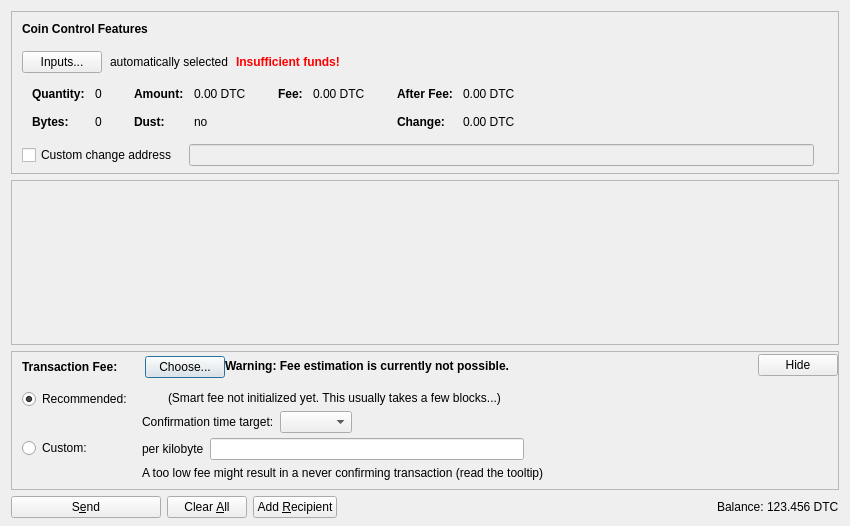
This is src/qt/forms/sendcoinsdialog.ui in nkpatro/catcoin as Qt 5 draws it before an edit. The edited form follows.
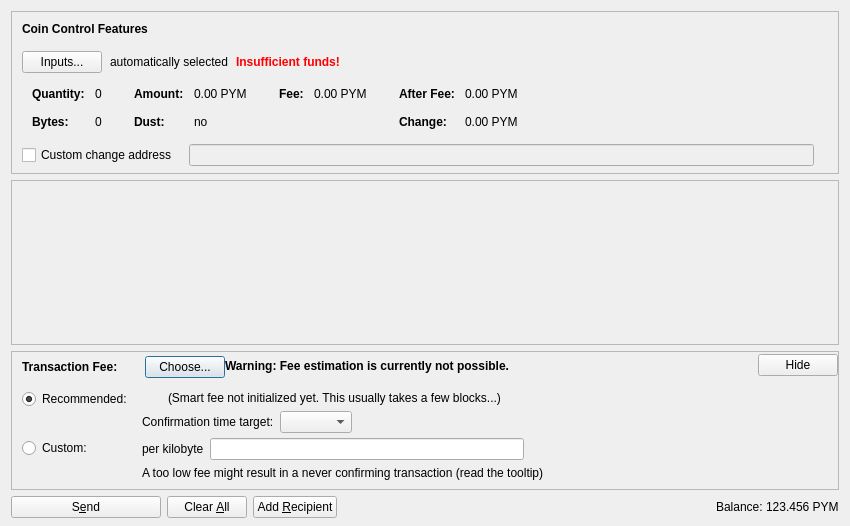
This is the edited form. Icons and pictures are not drawn. Custom widgets are drawn as their Qt base class.

Patch:
```diff
--- a/src/qt/forms/sendcoinsdialog.ui
+++ b/src/qt/forms/sendcoinsdialog.ui
@@ -324,7 +324,7 @@
                   <enum>Qt::ActionsContextMenu</enum>
                  </property>
                  <property name="text">
-                  <string notr="true">0.00 DTC</string>
+                  <string notr="true">0.00 PYM</string>
                  </property>
                  <property name="textInteractionFlags">
                   <set>Qt::LinksAccessibleByMouse|Qt::TextSelectableByKeyboard|Qt::TextSelectableByMouse</set>
@@ -404,7 +404,7 @@
                   <enum>Qt::ActionsContextMenu</enum>
                  </property>
                  <property name="text">
-                  <string notr="true">0.00 DTC</string>
+                  <string notr="true">0.00 PYM</string>
                  </property>
                  <property name="textInteractionFlags">
                   <set>Qt::LinksAccessibleByMouse|Qt::TextSelectableByKeyboard|Qt::TextSelectableByMouse</set>
@@ -455,7 +455,7 @@
                   <enum>Qt::ActionsContextMenu</enum>
                  </property>
                  <property name="text">
-                  <string notr="true">0.00 DTC</string>
+                  <string notr="true">0.00 PYM</string>
                  </property>
                  <property name="textInteractionFlags">
                   <set>Qt::LinksAccessibleByMouse|Qt::TextSelectableByKeyboard|Qt::TextSelectableByMouse</set>
@@ -484,7 +484,7 @@
                   <enum>Qt::ActionsContextMenu</enum>
                  </property>
                  <property name="text">
-                  <string notr="true">0.00 DTC</string>
+                  <string notr="true">0.00 PYM</string>
                  </property>
                  <property name="textInteractionFlags">
                   <set>Qt::LinksAccessibleByMouse|Qt::TextSelectableByKeyboard|Qt::TextSelectableByMouse</set>
@@ -1204,7 +1204,7 @@
           <cursorShape>IBeamCursor</cursorShape>
          </property>
          <property name="text">
-          <string notr="true">123.456 DTC</string>
+          <string notr="true">123.456 PYM</string>
          </property>
          <property name="textInteractionFlags">
           <set>Qt::LinksAccessibleByMouse|Qt::TextSelectableByKeyboard|Qt::TextSelectableByMouse</set>
```
Left out of the diff: 2 changed lines with no effect on the pictures.
